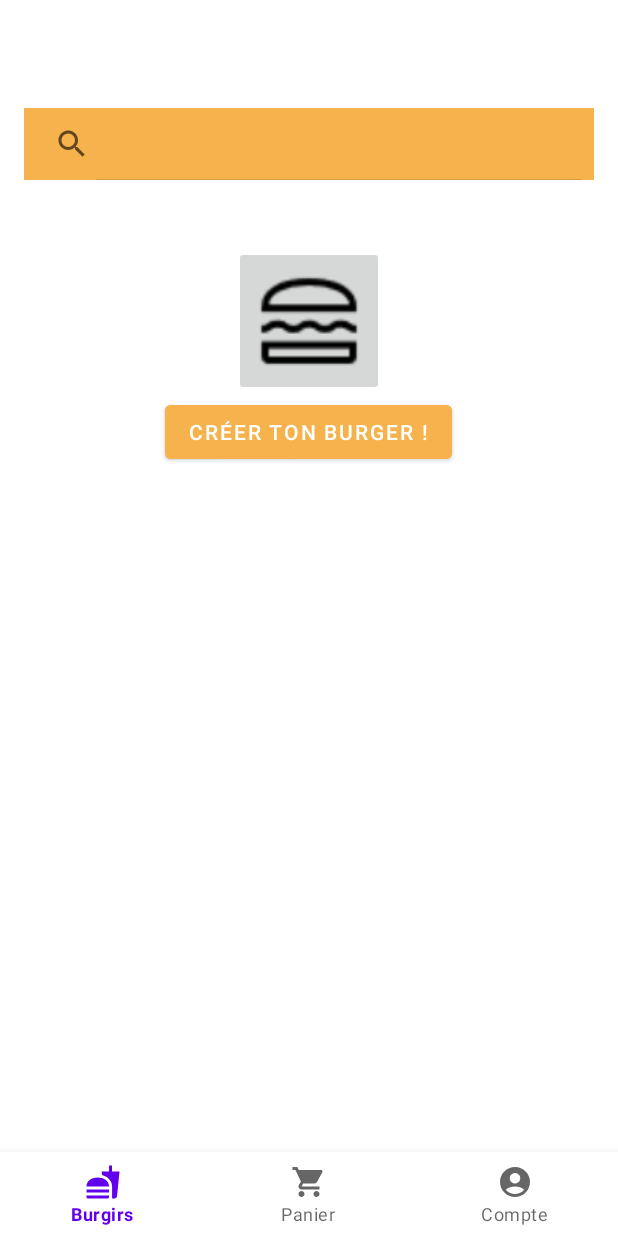
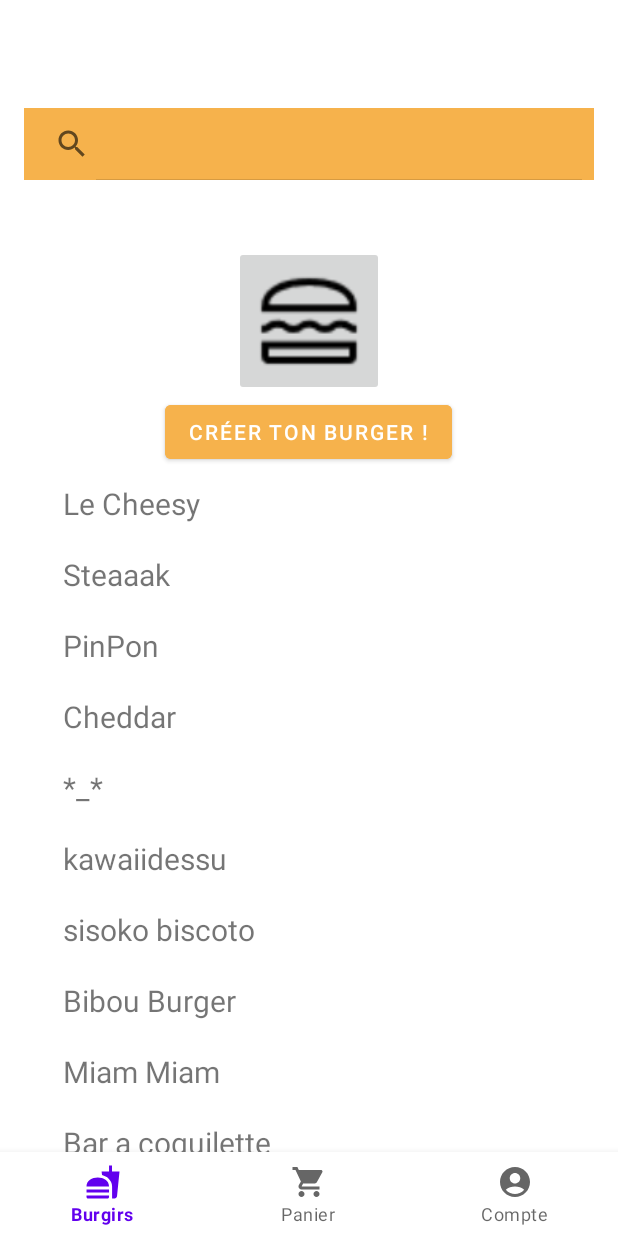
Before and after one commit to DUT-Info-Montreuil/SAE4A-COHEN-ARGENCE-BAUDIER-YANG, an Android app: the screen it shows after launch (MainActivity), on a phone screen of 412 x 824 dp. Run offline under Robolectric (Android 15) with nearby library versions, the phone set to English and light mode, and no system bars; our stand-ins replace navigation-ui.

Commit message:
Ajout d'une liste minimaliste de burger
Liste minimaliste de burger dans home, liste scrollable et cliquable d'ici peu!

```diff
--- a/app/build.gradle
+++ b/app/build.gradle
@@ -43,12 +43,14 @@ dependencies {
     }
 
     implementation 'androidx.appcompat:appcompat:1.6.1'
+    implementation 'androidx.recyclerview:recyclerview:1.2.1'
     implementation 'com.google.android.material:material:1.8.0'
     implementation 'androidx.constraintlayout:constraintlayout:2.1.4'
     implementation 'androidx.lifecycle:lifecycle-livedata-ktx:2.6.1'
     implementation 'androidx.lifecycle:lifecycle-viewmodel-ktx:2.6.1'
     implementation 'androidx.navigation:navigation-fragment:2.5.3'
     implementation 'androidx.navigation:navigation-ui:2.5.3'
+
     testImplementation 'junit:junit:4.13.2'
     androidTestImplementation 'androidx.test.ext:junit:1.1.5'
     androidTestImplementation 'androidx.test.espresso:espresso-core:3.5.1'
--- a/app/src/main/java/com/example/vraiburgir/MainActivity.java
+++ b/app/src/main/java/com/example/vraiburgir/MainActivity.java
@@ -1,7 +1,11 @@
 package com.example.vraiburgir;
 
 import android.os.Bundle;
+import android.view.View;
+import android.widget.Toast;
 
+import com.example.vraiburgir.modele.Burger;
+import com.example.vraiburgir.ui.home.BurgerAdapter;
 import com.google.android.material.bottomnavigation.BottomNavigationView;
 
 import androidx.appcompat.app.AppCompatActivity;
@@ -9,12 +13,17 @@ import androidx.navigation.NavController;
 import androidx.navigation.Navigation;
 import androidx.navigation.ui.AppBarConfiguration;
 import androidx.navigation.ui.NavigationUI;
+import androidx.recyclerview.widget.LinearLayoutManager;
+import androidx.recyclerview.widget.RecyclerView;
 
 import com.example.vraiburgir.databinding.ActivityMainBinding;
 
-public class MainActivity extends AppCompatActivity {
+import java.util.ArrayList;
+
+public class MainActivity extends AppCompatActivity implements BurgerAdapter.ItemClickListener  {
 
     private ActivityMainBinding binding;
+    private BurgerAdapter adapter;
 
     @Override
     protected void onCreate(Bundle savedInstanceState) {
@@ -22,6 +31,30 @@ public class MainActivity extends AppCompatActivity {
 
         binding = ActivityMainBinding.inflate(getLayoutInflater());
         setContentView(binding.getRoot());
+
+        // TEMPORAIRE FAUT UTILISER L'API
+        // data to populate the RecyclerView with
+        ArrayList<Burger> listeBurgers = new ArrayList<Burger>();
+        listeBurgers.add(new Burger(1,"Le Cheesy",null,null,0,0));
+        listeBurgers.add(new Burger(2,"Steaaak",null,null,0,0));
+        listeBurgers.add(new Burger(3,"PinPon",null,null,0,0));
+        listeBurgers.add(new Burger(4,"Cheddar",null,null,0,0));
+        listeBurgers.add(new Burger(5,"*_*",null,null,0,0));
+        listeBurgers.add(new Burger(6,"kawaiidessu",null,null,0,0));
+        listeBurgers.add(new Burger(7,"sisoko biscoto",null,null,0,0));
+        listeBurgers.add(new Burger(8,"Bibou Burger",null,null,0,0));
+        listeBurgers.add(new Burger(9,"Miam Miam",null,null,0,0));
+        listeBurgers.add(new Burger(10,"Bar a coquilette",null,null,0,0));
+        listeBurgers.add(new Burger(11,"Sisi si siiiii",null,null,0,0));
+        listeBurgers.add(new Burger(12,"Kono sekai wane",null,null,0,0));
+
+        // set up the RecyclerView
+        RecyclerView recyclerView = findViewById(R.id.listeBurger);
+        recyclerView.setLayoutManager(new LinearLayoutManager(this));
+        adapter = new BurgerAdapter(this, listeBurgers);
+        adapter.setClickListener(this);
+        recyclerView.setAdapter(adapter);
+
 
         BottomNavigationView navView = findViewById(R.id.nav_view);
         // Passing each menu ID as a set of Ids because each
@@ -33,4 +66,10 @@ public class MainActivity extends AppCompatActivity {
         NavigationUI.setupWithNavController(binding.navView, navController);
     }
 
+    @Override
+    public void onItemClick(View view, int position) {
+        Toast.makeText(this, "You clicked " + adapter.getItem(position) + " on row number " + position, Toast.LENGTH_SHORT).show();
+    }
+
+
 }
--- a/app/src/main/java/com/example/vraiburgir/modele/Burger.java
+++ b/app/src/main/java/com/example/vraiburgir/modele/Burger.java
@@ -11,7 +11,7 @@ public class Burger {
     private int idUser;
     private float prixBurger;
 
-    public Burger(int idBurger, String nomBurger, String descriptionBurger, ArrayList<Ingredient> listeIngredient, int idUser) {
+    public Burger(int idBurger, String nomBurger, String descriptionBurger, ArrayList<Ingredient> listeIngredient, int idUser, int prixBurger) {
         this.idBurger = idBurger;
         this.nomBurger = nomBurger;
         this.descriptionBurger = descriptionBurger;
@@ -20,4 +20,7 @@ public class Burger {
         this.prixBurger = prixBurger;
     }
 
+    public String getNomBurger() {
+        return nomBurger;
+    }
 }
--- /dev/null
+++ b/app/src/main/java/com/example/vraiburgir/ui/home/BurgerAdapter.java
@@ -0,0 +1,81 @@
+package com.example.vraiburgir.ui.home;
+
+import android.content.Context;
+import android.view.LayoutInflater;
+import android.view.View;
+import android.view.ViewGroup;
+import android.widget.TextView;
+
+import androidx.annotation.NonNull;
+import androidx.recyclerview.widget.RecyclerView;
+
+import com.example.vraiburgir.R;
+import com.example.vraiburgir.modele.Burger;
+
+import java.util.ArrayList;
+
+;
+
+public class BurgerAdapter extends RecyclerView.Adapter<BurgerAdapter.ViewHolder> {
+
+    private ArrayList<Burger> mBurgers;
+    private LayoutInflater mInflater;
+    private ItemClickListener mClickListener;
+
+    //Données passés à travers le constructeur
+    public BurgerAdapter(Context context, ArrayList<Burger> mBurgers) {
+        this.mBurgers = mBurgers;
+        this.mInflater = LayoutInflater.from(context);
+    }
+
+    //inflates the row layout from xml when needed
+    @NonNull
+    @Override
+    public ViewHolder onCreateViewHolder(@NonNull ViewGroup parent, int viewType) {
+        View view = mInflater.inflate(R.layout.fragment_home_recyclerview_row, parent, false);
+        return new ViewHolder(view);
+    }
+
+    // Bind data à TextView pour chaque lignes
+    @Override
+    public void onBindViewHolder(@NonNull BurgerAdapter.ViewHolder holder, int position) {
+        String nomBurger = mBurgers.get(position).getNomBurger();
+        holder.nomBurgerTextView.setText(nomBurger);
+    }
+
+    // Nombre total de lignes
+    @Override
+    public int getItemCount() {
+        return mBurgers.size();
+    }
+
+    public class ViewHolder extends RecyclerView.ViewHolder implements View.OnClickListener {
+        TextView nomBurgerTextView;
+
+        ViewHolder(View itemView) {
+            super(itemView);
+            nomBurgerTextView = itemView.findViewById(R.id.nomBurger);
+            itemView.setOnClickListener(this);
+        }
+
+        @Override
+        public void onClick(View view) {
+            if (mClickListener != null) mClickListener.onItemClick(view, getAbsoluteAdapterPosition());
+        }
+    }
+
+    // convenience method for getting data at click position
+    public String getItem(int id) {
+        return mBurgers.get(id).getNomBurger();
+    }
+
+    // allows clicks events to be caught
+    public void setClickListener(ItemClickListener itemClickListener) {
+        this.mClickListener = itemClickListener;
+    }
+
+    // parent activity will implement this method to respond to click events
+    public interface ItemClickListener {
+        void onItemClick(View view, int position);
+    }
+}
--- a/app/src/main/res/layout/fragment_home.xml
+++ b/app/src/main/res/layout/fragment_home.xml
@@ -20,7 +20,7 @@
         android:background="@color/cheddar">
     </SearchView>
 
-    <ScrollView
+    <androidx.core.widget.NestedScrollView
         android:layout_width="match_parent"
         android:layout_height="match_parent"
         android:layout_marginTop="100dp">
@@ -46,14 +46,24 @@
 
             <Button
                 android:id="@+id/button"
-                android:backgroundTint="@color/cheddar"
                 android:layout_width="wrap_content"
                 android:layout_height="wrap_content"
-                android:text="Créer ton burger !"
                 android:layout_gravity="center_horizontal|bottom"
-                android:layout_marginStart="32dp"
-                android:layout_marginEnd="32dp" />
+                android:backgroundTint="@color/cheddar"
+                android:text="Créer ton burger !" />
+
+            <androidx.recyclerview.widget.RecyclerView
+                android:id="@+id/listeBurger"
+                android:layout_width="match_parent"
+                android:layout_height="match_parent"
+                tools:layout_editor_absoluteX="32dp"
+                tools:layout_editor_absoluteY="256dp"
+                android:nestedScrollingEnabled="false"/>
+
         </LinearLayout>
-    </ScrollView>
+
+    </androidx.core.widget.NestedScrollView>
+
+
 
 </androidx.constraintlayout.widget.ConstraintLayout>
--- /dev/null
+++ b/app/src/main/res/layout/fragment_home_recyclerview_row.xml
@@ -0,0 +1,15 @@
+<?xml version="1.0" encoding="utf-8"?>
+<LinearLayout
+    xmlns:android="http://schemas.android.com/apk/res/android"
+    android:layout_width="match_parent"
+    android:layout_height="wrap_content"
+    android:orientation="horizontal"
+    android:padding="10dp">
+
+    <TextView
+        android:id="@+id/nomBurger"
+        android:layout_width="wrap_content"
+        android:layout_height="wrap_content"
+        android:textSize="20sp"/>
+
+</LinearLayout>
```
